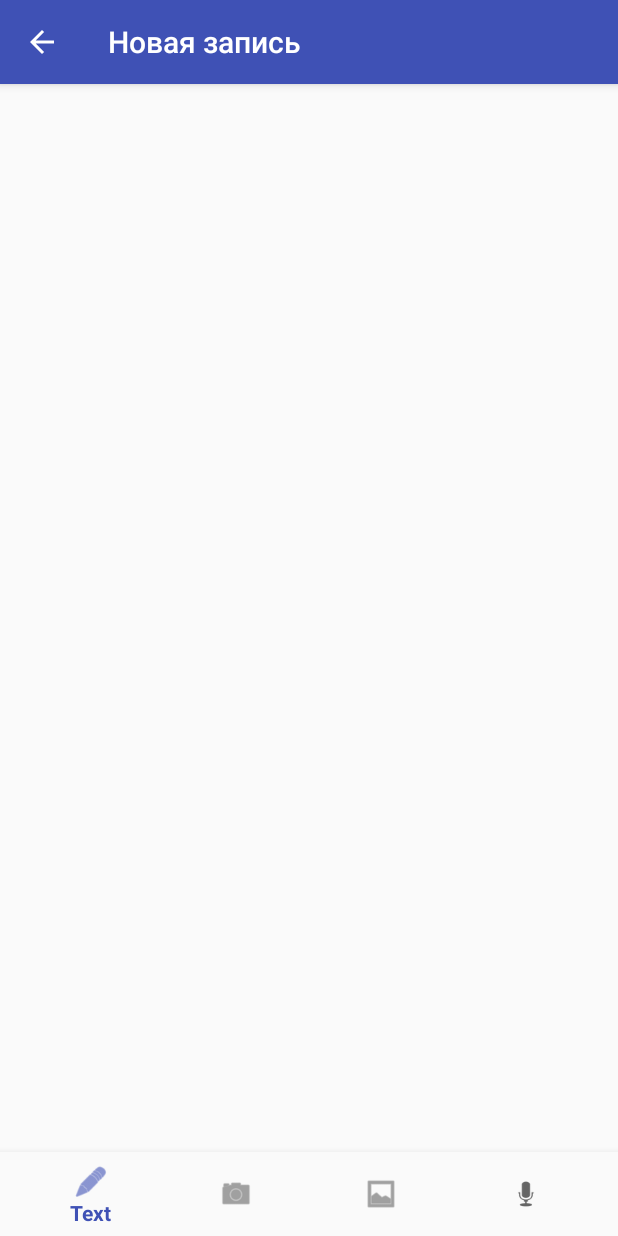
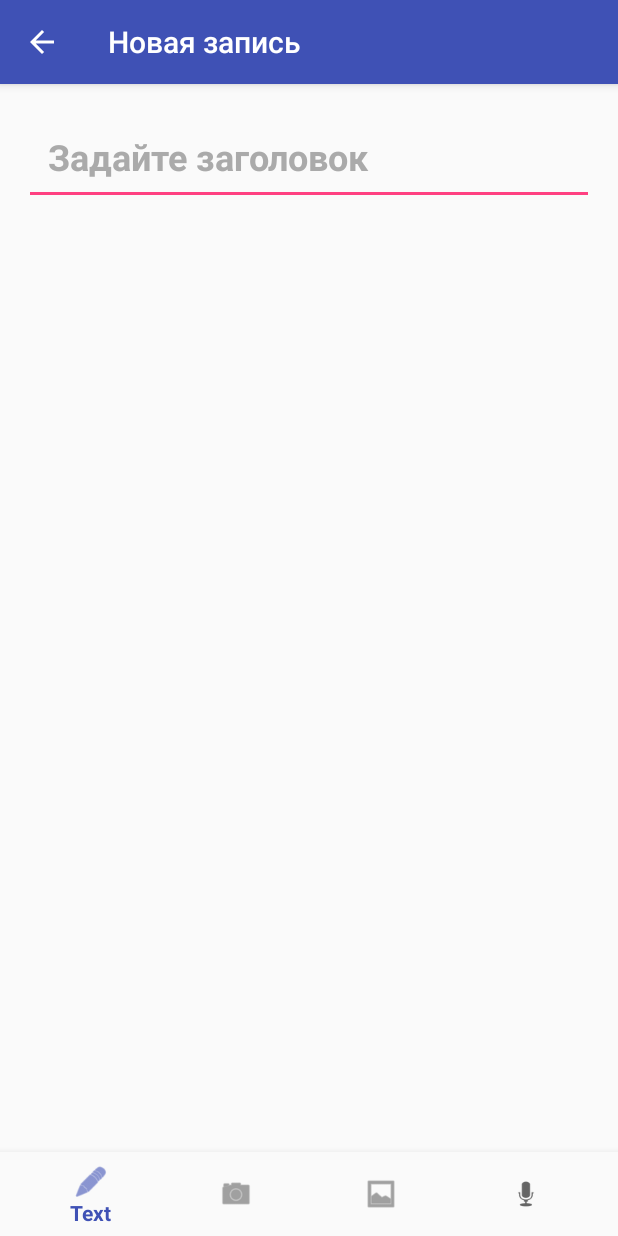
Before and after one commit to kvbcode/fastnotes, an Android app: the screen it shows after launch (MakeNoteActivity), after a tap on an icon or button, on a phone screen of 412 x 824 dp. Run offline under Robolectric (Android 15) with nearby library versions, the phone set to English and light mode, and no system bars; our stand-ins replace Room's generated code, RxJava; 3 statements that could not run were skipped.

Commit message:
articles open for view and edit
add: click on article in list open them in editor acitivity
add: edit article title
add: click on image open thme in external viewer
fix: taked photo saves correctly
edit: AppDataBase schema version number = 2
dev: fallbackToDestructiveMigration in App
add: OnItemPositionClickListener interface
add: RowItemAdapter click and long click support
rename and refactor DataStorage to IOHelper static class
some fixes

```diff
--- a/app/src/main/AndroidManifest.xml
+++ b/app/src/main/AndroidManifest.xml
@@ -3,6 +3,8 @@
     package="com.cyber.fastnotes">
 
     <uses-permission android:name="android.permission.READ_EXTERNAL_STORAGE"/>
+    <uses-permission android:name="android.permission.WRITE_EXTERNAL_STORAGE" />
+
 
     <application
         android:name=".App"
--- /dev/null
+++ b/app/src/main/java/com/cyber/adapter/OnItemPositionClickListener.java
@@ -0,0 +1,9 @@
+package com.cyber.adapter;
+
+import android.view.View;
+
+public interface OnItemPositionClickListener {
+
+    void onItemClick(View view, int position);
+
+}
--- a/app/src/main/java/com/cyber/fastnotes/App.java
+++ b/app/src/main/java/com/cyber/fastnotes/App.java
@@ -6,6 +6,10 @@ import android.arch.persistence.room.Room;
 import com.cyber.fastnotes.service.AppDataBase;
 
 public class App extends Application {
+
+    public static final long NO_VALUE = Long.MIN_VALUE;
+    public static final String EXTRA_ID_NAME = "id";
+    public static final String TAG = "FASTNOTES";
 
     private static App instance;
 
@@ -17,6 +21,7 @@ public class App extends Application {
         instance = this;
 
         dataBase = Room.databaseBuilder(this, AppDataBase.class, "database")
+            .fallbackToDestructiveMigration()       // TODO: dev only
             .build();
     }
 
@@ -27,4 +32,5 @@ public class App extends Application {
     public AppDataBase getDataBase() {
         return dataBase;
     }
+
 }
--- a/app/src/main/java/com/cyber/fastnotes/MainActivity.java
+++ b/app/src/main/java/com/cyber/fastnotes/MainActivity.java
@@ -8,19 +8,17 @@ import android.support.v7.widget.LinearLayoutManager;
 import android.support.v7.widget.RecyclerView;
 import android.support.v7.widget.Toolbar;
 import android.util.Log;
-import android.view.View;
-import android.widget.AdapterView;
 
 import com.cyber.adapter.RowItemAdapter;
 import com.cyber.fastnotes.service.AppDataBase;
-import com.cyber.model.RowItem;
 
 import io.reactivex.schedulers.Schedulers;
 
 public class MainActivity extends AppCompatActivity {
 
     static final AppDataBase DB = App.getInstance().getDataBase();
-    static final String TAG = "CYBER";
+
+    static final int REQUEST_ARTICLE = 101;
 
     RecyclerView rv;
     RowItemAdapter rowsAdapter;
@@ -34,10 +32,7 @@ public class MainActivity extends AppCompatActivity {
         setSupportActionBar(toolbar);
 
         FloatingActionButton fab = (FloatingActionButton) findViewById(R.id.fab);
-        fab.setOnClickListener(v -> {
-            Intent intentMakeNote = new Intent(this, MakeNoteActivity.class);
-            startActivity(intentMakeNote);
-        });
+        fab.setOnClickListener(v -> doArticleEdit(App.NO_VALUE) );
 
         rowsAdapter = new RowItemAdapter();
 
@@ -45,19 +40,45 @@ public class MainActivity extends AppCompatActivity {
         rv.setLayoutManager(new LinearLayoutManager( this ));
         rv.setAdapter(rowsAdapter);
 
-        doUpdateRows();
+        rowsAdapter.setOnItemPositionClickListener((v,i) -> doArticleEdit( rowsAdapter.get(i).getId() ));
+
+        doUpdateAllRows();
     }
 
-    protected void doUpdateRows(){
-        rowsAdapter.clear();
+    protected void doUpdateAllRows(){
+        DB.articleDao().getAll()
+            .subscribeOn(Schedulers.io())
+            .subscribe( rowsList -> rowsAdapter.setRowItemList(rowsList));
+    }
 
-        DB.articleDao().getAll()
-            .flatMapIterable( items -> items )
-            .doOnNext(a -> Log.v(TAG, "get article: " + a.id + ", " + a.title + ", date: " + a.date ))
-            .subscribeOn(Schedulers.io())
-            .doOnComplete( () -> rowsAdapter.notifyDataSetChanged() )
-            .subscribe( rowItem -> rowsAdapter.add(rowItem));
+    protected void doUpdateRowById(long articleId){
+        int pos = rowsAdapter.getIndexById(articleId);
+        if (pos>=0){
+            rowsAdapter.notifyItemChanged(pos);
+        }else{
+            doUpdateAllRows();
+        }
+    }
+
+    protected void doArticleEdit(long articleId){
+        Log.v(App.TAG, "doArticleEdit(), id: " + articleId);
+
+        Intent intent = new Intent(this, MakeNoteActivity.class);
+        intent.putExtra(App.EXTRA_ID_NAME, articleId);
+
+        startActivityForResult(intent, REQUEST_ARTICLE);
+    }
+
+
+    @Override
+    protected void onActivityResult(int requestCode, int resultCode, Intent data) {
+        if (resultCode==RESULT_CANCELED) return;
+
+        if (requestCode==REQUEST_ARTICLE) {
+            Log.v(App.TAG, "REQUEST_ARTICLE success, article id: " + data.getLongExtra(App.EXTRA_ID_NAME, App.NO_VALUE));
+            long articleId = data.getLongExtra(App.EXTRA_ID_NAME, App.NO_VALUE);
+            doUpdateRowById(articleId);
+        }
 
     }
-
 }
--- a/app/src/main/java/com/cyber/fastnotes/dao/ArticleItemDao.java
+++ b/app/src/main/java/com/cyber/fastnotes/dao/ArticleItemDao.java
@@ -21,7 +21,7 @@ public interface ArticleItemDao {
     Flowable<List<ArticleItem>> getAll();
 
     @Query("SELECT * FROM articleitem WHERE article_id = :id")
-    Flowable<List<ArticleItem>> getByArticleId(long id);
+    Maybe<List<ArticleItem>> getByArticleId(long id);
 
     @Query("SELECT * FROM articleitem WHERE id = :id")
     Maybe<ArticleItem> getById(long id);
--- a/app/src/main/java/com/cyber/fastnotes/service/AppDataBase.java
+++ b/app/src/main/java/com/cyber/fastnotes/service/AppDataBase.java
@@ -9,7 +9,7 @@ import com.cyber.fastnotes.dao.ArticleItemDao;
 import com.cyber.model.Article;
 import com.cyber.model.ArticleItem;
 
-@Database(entities = {Article.class, ArticleItem.class}, version = 1, exportSchema = false)
+@Database(entities = {Article.class, ArticleItem.class}, version = 2, exportSchema = false)
 @TypeConverters({SharedTypeConverter.class})
 public abstract class AppDataBase extends RoomDatabase {
 
--- a/app/src/main/res/layout/activity_make_note.xml
+++ b/app/src/main/res/layout/activity_make_note.xml
@@ -11,7 +11,7 @@
         android:id="@+id/scrollView"
         android:layout_width="0dp"
         android:layout_height="0dp"
-        android:layout_margin="0dp"
+        android:layout_margin="8dp"
         android:layout_marginBottom="8dp"
         android:layout_marginEnd="8dp"
         android:layout_marginLeft="8dp"
@@ -24,27 +24,47 @@
         app:layout_constraintStart_toStartOf="parent"
         app:layout_constraintTop_toTopOf="parent">
 
+        <LinearLayout
+            android:id="@+id/linearLayout"
+            android:layout_width="match_parent"
+            android:layout_height="wrap_content"
+            android:orientation="vertical">
+
+            <EditText
+                android:id="@+id/editTitle"
+                android:layout_width="match_parent"
+                android:layout_height="wrap_content"
+                android:layout_margin="8dp"
+                android:ems="10"
+                android:hint="@string/hint_edit_title"
+                android:inputType="text"
+                android:padding="16dp"
+                android:singleLine="true"
+                android:textColorHint="@android:color/darker_gray"
+                android:textSize="24sp"
+                android:textStyle="bold" />
+
             <com.cyber.fastnotes.view.ArticleView
                 android:id="@+id/articleView"
                 android:layout_width="match_parent"
                 android:layout_height="wrap_content"
-            android:layout_margin="8dp"
-            android:layout_marginBottom="8dp"
                 android:layout_marginEnd="8dp"
-            android:layout_marginLeft="8dp"
-            android:layout_marginRight="8dp"
                 android:layout_marginStart="8dp"
-            android:layout_marginTop="8dp"
                 android:gravity="center_vertical|start"
                 android:isScrollContainer="false"
                 android:orientation="vertical"
-            android:paddingBottom="8dp"
+                android:padding="8dp"
                 android:scrollbars="vertical"
                 app:layout_constraintBottom_toTopOf="@+id/navigation"
                 app:layout_constraintEnd_toEndOf="parent"
                 app:layout_constraintStart_toStartOf="parent"
                 app:layout_constraintTop_toTopOf="parent"
-            app:layout_constraintVertical_bias="0.51" />
+                app:layout_constraintVertical_bias="0.51">
+
+            </com.cyber.fastnotes.view.ArticleView>
+
+        </LinearLayout>
+
     </ScrollView>
 
     <android.support.design.widget.BottomNavigationView
--- a/app/src/main/res/values/strings.xml
+++ b/app/src/main/res/values/strings.xml
@@ -8,4 +8,6 @@
     <string name="menu_add_photo">Photo</string>
     <string name="menu_add_gallery">Gallery</string>
     <string name="menu_add_audio">Audio</string>
+    <string name="hint_edit_title">Задайте заголовок</string>
+    <string name="hint_edit_text">введите текст</string>
 </resources>
```
Also changed, not shown: app/src/main/java/com/cyber/adapter/RowItemAdapter.java (+29 -6 lines), app/src/main/java/com/cyber/fastnotes/MakeNoteActivity.java (+89 -33 lines), app/src/main/java/com/cyber/fastnotes/dao/ArticleDao.java (+24 -3 lines), app/src/main/java/com/cyber/fastnotes/service/DataStorage.java (deleted, +0 -62 lines), app/src/main/java/com/cyber/fastnotes/service/IOHelper.java (added, +43 -0 lines), app/src/main/java/com/cyber/fastnotes/view/ArticleView.java (+50 -13 lines), app/src/main/java/com/cyber/model/Article.java (+5 -13 lines), app/src/main/java/com/cyber/model/ArticleItem.java (+40 -31 lines). Lines whose indentation alone changed are shown as unchanged.
